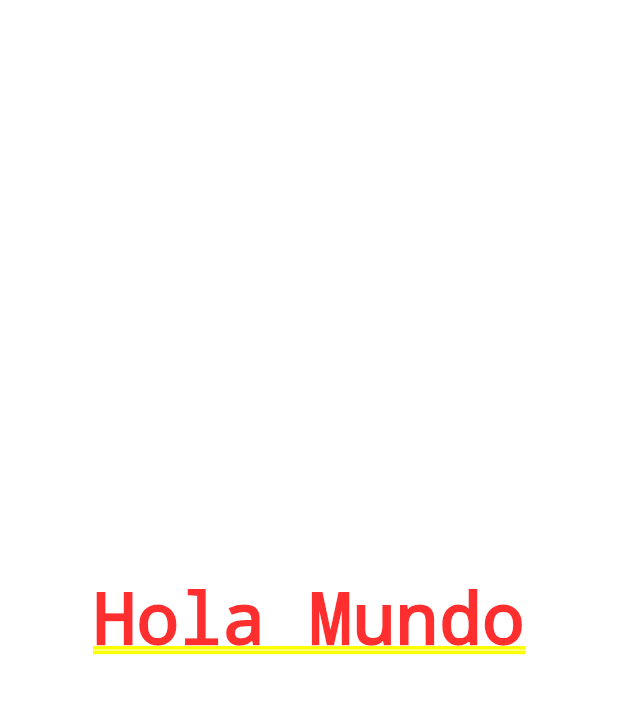
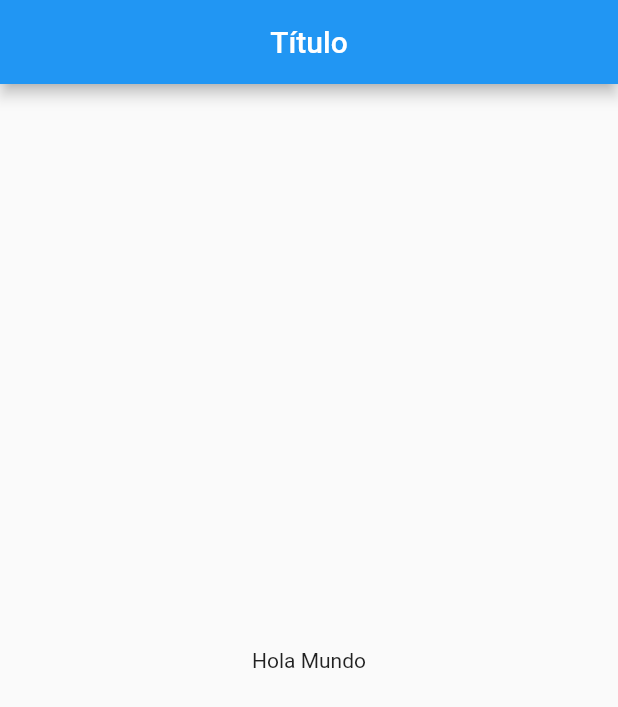
Before and after one commit to DiegoJavb/flutter_contador, a Flutter app: the screen it shows after launch, on a phone screen of 412 x 824 dp. Shown: the top 707 px of the screen. Run offline on Flutter 3.47's test engine with Material 2 defaults, Android fonts, the light colour scheme and no system bars.

Commit message:
Home Page creacion de la pagina principal

```diff
--- a/lib/main.dart
+++ b/lib/main.dart
@@ -3,7 +3,6 @@ import 'package:flutter/material.dart';
 import 'src/app.dart';
 
 //nosotros escribimos
-// import 'src/app.dart';
 
 void main() {
   runApp(MyApp());
--- a/lib/src/app.dart
+++ b/lib/src/app.dart
@@ -1,4 +1,7 @@
+import 'package:aplicacion_contador/src/pages/home_page.dart';
 import 'package:flutter/material.dart';
+
+import 'pages/home_page.dart';
 
 //nosotros escribimos
 class MyApp extends StatelessWidget {
@@ -6,7 +9,7 @@ class MyApp extends StatelessWidget {
   Widget build(context) {
     return MaterialApp(
       home: Center(
-        child: Text('Hola Mundo'),
+        child: HomePage(),
       ),
     );
   }
--- /dev/null
+++ b/lib/src/pages/home_page.dart
@@ -0,0 +1,16 @@
+import 'package:flutter/material.dart';
+
+class HomePage extends StatelessWidget {
+  @override
+  Widget build(BuildContext context) {
+    return Scaffold(
+      appBar: AppBar(
+        title: Text('Título'),
+        centerTitle: true,
+      ),
+      body: Center(
+        child: Text('Hola Mundo'),
+      ),
+    );
+  }
+}
```
